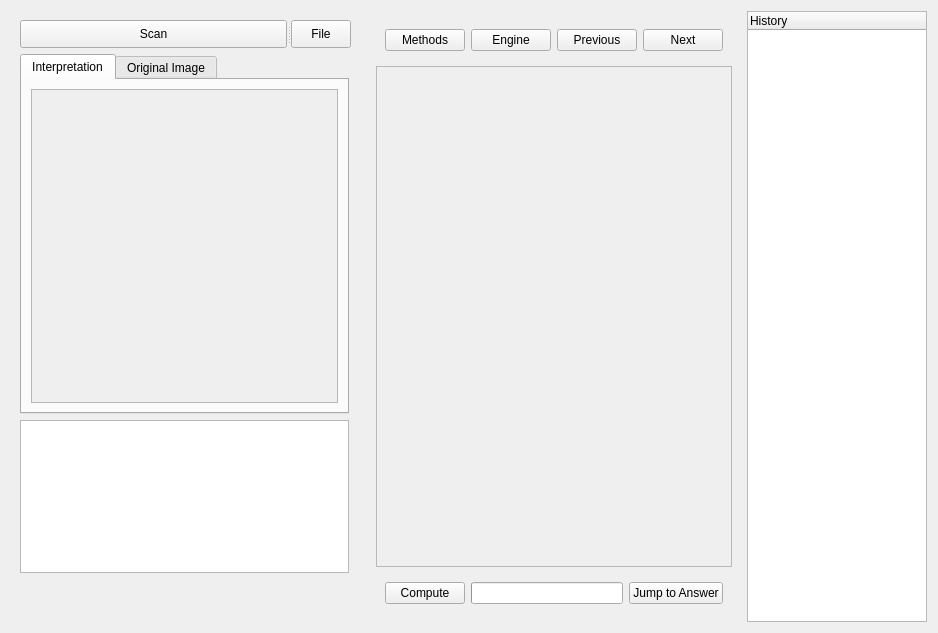
This is gui/solution_widget.ui in louis845/COMP2012H_Project as Qt 5 draws it before an edit. The edited form follows.
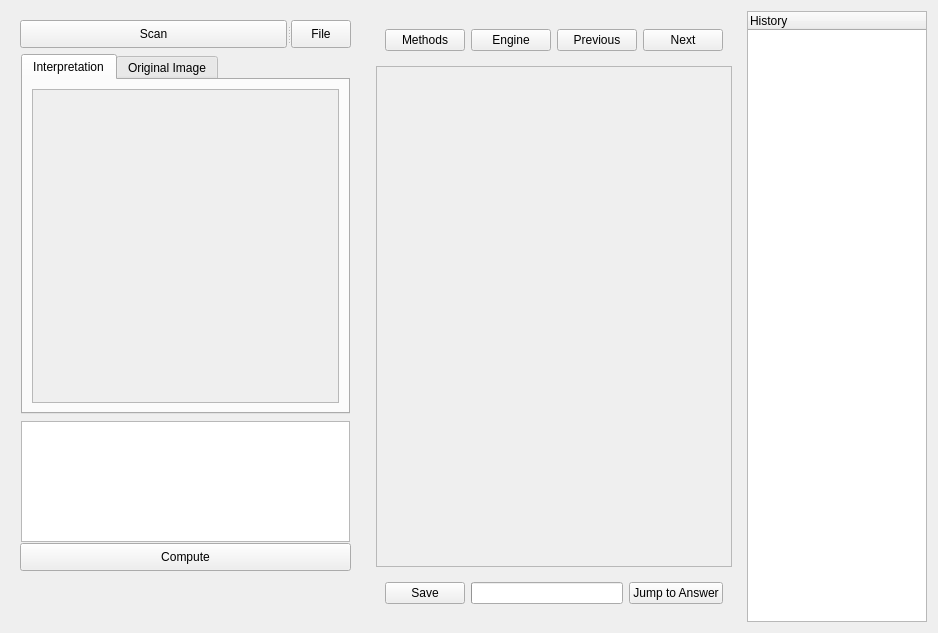
This is the edited form.

Patch:
```diff
--- a/gui/solution_widget.ui
+++ b/gui/solution_widget.ui
@@ -65,7 +65,7 @@
      <widget class="QTabWidget" name="tabWidget_2">
       <property name="geometry">
        <rect>
-        <x>9</x>
+        <x>10</x>
         <y>43</y>
         <width>329</width>
         <height>360</height>
@@ -163,10 +163,10 @@
      <widget class="QPlainTextEdit" name="ascii_textedit">
       <property name="geometry">
        <rect>
-        <x>9</x>
-        <y>409</y>
+        <x>10</x>
+        <y>410</y>
         <width>329</width>
-        <height>153</height>
+        <height>121</height>
        </rect>
       </property>
       <property name="tabStopDistance">
@@ -239,6 +239,19 @@
        </property>
       </widget>
      </widget>
+     <widget class="QPushButton" name="compute_btn">
+      <property name="geometry">
+       <rect>
+        <x>9</x>
+        <y>532</y>
+        <width>331</width>
+        <height>28</height>
+       </rect>
+      </property>
+      <property name="text">
+       <string>Compute</string>
+      </property>
+     </widget>
     </widget>
    </item>
    <item>
@@ -307,7 +320,7 @@
          <item>
           <widget class="QPushButton" name="next_btn2">
            <property name="text">
-            <string>Compute</string>
+            <string>Save</string>
            </property>
           </widget>
          </item>
```
